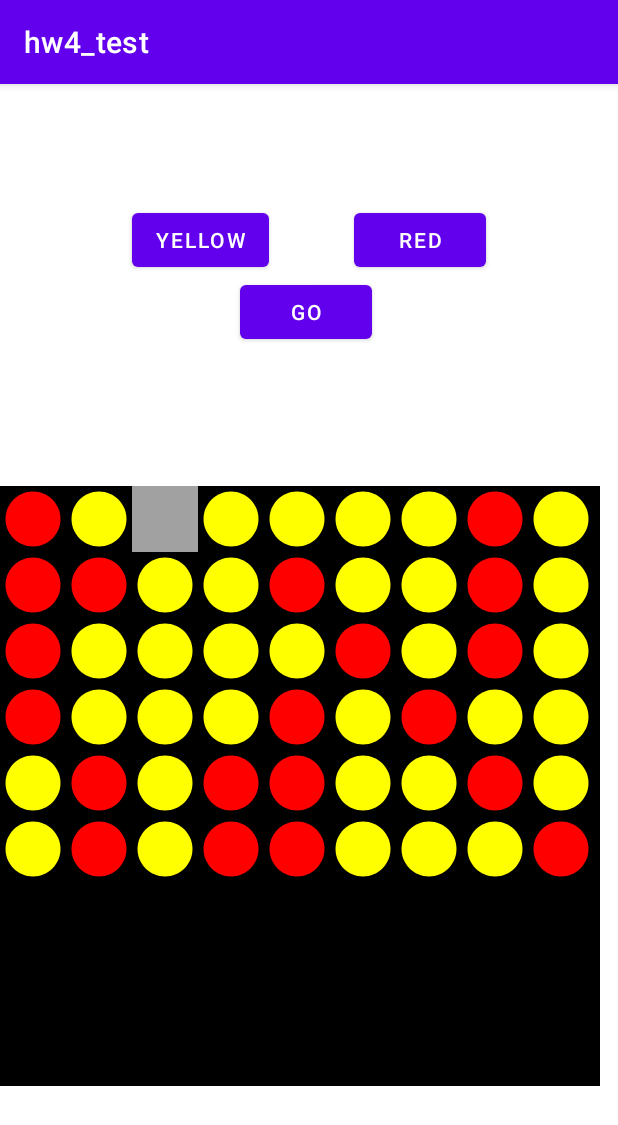
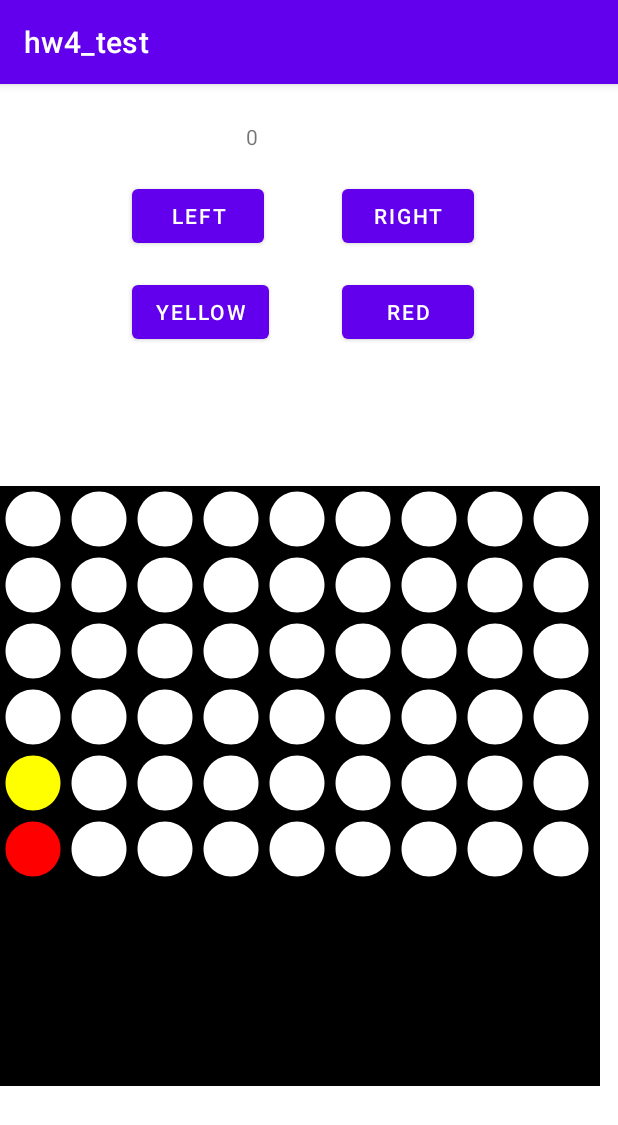
Before and after one commit to widekobe2248/CS4103, an Android app: the screen it shows after launch (MainActivity), after a tap on "YELLOW", on a phone screen of 412 x 824 dp. Shown: the top 1125 px of the screen. Run offline under Robolectric (Android 15) with nearby library versions, the phone set to English and light mode, and no system bars; 3 other taps on this screen came first.

Commit message:
Initial gameplay

```diff
--- a/app/src/main/java/com/example/hw4_test/MainActivity.kt
+++ b/app/src/main/java/com/example/hw4_test/MainActivity.kt
@@ -11,7 +11,8 @@ import androidx.gridlayout.widget.GridLayout
 import kotlin.random.Random
 
 class Board(val gridLayout: GridLayout) {
-    val board = mutableListOf<BoardItem>()
+    val board : MutableList<MutableList<BoardItem>> = ArrayList()
+
 //    val row
 }
 
@@ -25,7 +26,8 @@ class MainActivity : AppCompatActivity() {
         super.onCreate(savedInstanceState)
         setContentView(R.layout.activity_main)
 
-        var gridLayout = findViewById<GridLayout>(R.id.gridLayout)
+        val gridLayout = findViewById<GridLayout>(R.id.gridLayout)
+        val textView = findViewById<TextView>(R.id.textView)
 //        gridLayout?.setOn
 
         gridLayout.setBackgroundColor(ContextCompat.getColor(this, R.color.black))
@@ -36,18 +38,19 @@ class MainActivity : AppCompatActivity() {
         val board = Board(gridLayout)
 
         for (i in 0 until gridLayout.rowCount) {
+            board.board.add(mutableListOf<BoardItem>())
             for (j in 0 until gridLayout.columnCount) {
-                val tv: TextView = TextView(this)
+                val tv = TextView(this)
 
                 // just for testing, alternate color
-                if (Random.nextInt(0,2)%2==0) {
-                    tv.setBackgroundResource((R.drawable.ic_red_circle))
-                }
-                else {
-                    tv.setBackgroundResource((R.drawable.ic_yellow_circle))
-                }
+//                if (Random.nextInt(0,1)%2==0) {
+//                    tv.setBackgroundResource((R.drawable.ic_red_circle))
+//                }
+//                else {
+//                    tv.setBackgroundResource((R.drawable.ic_yellow_circle))
+//                }
 
-//                tv.setBackgroundResource(R.drawable.ic_black_circle)
+                tv.setBackgroundResource(R.drawable.ic_white_circle)
                 val param = GridLayout.LayoutParams()
 
                 // calculate the desired width and height
@@ -65,61 +68,67 @@ class MainActivity : AppCompatActivity() {
 
                 tv.layoutParams = param
 
-                board.board.add(BoardItem(tv))
+                board.board[i].add(BoardItem(tv))
                 board.gridLayout.addView(tv)
             }
         }
 
-        var i = 0
+        var j = 0
 
+        // red
         val button = findViewById<Button>(R.id.button)
         button?.setOnClickListener {
 
-//            sArr[i].tv.setBackgroundColor(ContextCompat.getColor(this, R.color.red))
-            board.board[i].state = 1
-            board.board[i].tv.setBackgroundResource(R.drawable.ic_red_circle)
+            var testRow = board.gridLayout.rowCount - 1
 
-            i++
-            if (i >= board.board.size) {
-                i = 0
+            // get the lowest empty tile or 0
+            while(board.board[testRow][j].state != 0) {
+                testRow--
+                if (testRow < 0) {
+                    testRow = 0
+                    break
+                }
             }
 
-            board.board[i].tv.setBackgroundColor(ContextCompat.getColor(this, R.color.grey))
-            board.board[i].state = 0
+            board.board[testRow][j].tv.setBackgroundResource(R.drawable.ic_red_circle)
+            board.board[testRow][j].state = 2
         }
 
+        // yellow
         val button2 = findViewById<Button>(R.id.button2)
         button2?.setOnClickListener {
+            var testRow = board.gridLayout.rowCount - 1
 
-//            sArr[i].tv.setBackgroundColor(ContextCompat.getColor(this, R.color.yellow))
-            board.board[i].state = 2
-
-            board.board[i].tv.setBackgroundResource(R.drawable.ic_yellow_circle)
-
-            i++
-            if (i >= board.board.size) {
-                i = 0
+            // get the lowest empty tile or 0
+            while(board.board[testRow][j].state != 0) {
+                testRow--
+                if (testRow < 0) {
+                    testRow = 0
+                    break
+                }
             }
 
-            board.board[i].tv.setBackgroundColor(ContextCompat.getColor(this, R.color.grey))
-            board.board[i].state = 0
+            board.board[testRow][j].tv.setBackgroundResource(R.drawable.ic_yellow_circle)
+            board.board[testRow][j].state = 2
         }
 
+        // right
         val button3 = findViewById<Button>(R.id.button3)
         button3?.setOnClickListener {
 
-//            sArr[i].tv.setBackgroundColor(ContextCompat.getColor(this, R.color.yellow))
-//            board.board[i].state = 2
-//
-//            board.board[i].tv.setBackgroundResource(R.drawable.ic_yellow_circle)
-//
-//            i++
-//            if (i >= board.board.size) {
-//                i = 0
-//            }
-//
-//            board.board[i].tv.setBackgroundColor(ContextCompat.getColor(this, R.color.grey))
-//            board.board[i].state = 0
+            j = if (j < board.gridLayout.columnCount-1) j+1 else 0
+
+            textView.text = j.toString()
+        }
+
+        // left
+        val button4 = findViewById<Button>(R.id.button4)
+        button4?.setOnClickListener {
+
+            j = if (j > 0 ) j-1 else board.gridLayout.columnCount - 1
+
+            textView.text = j.toString()
+
         }
 
 
--- /dev/null
+++ b/app/src/main/res/drawable/ic_white_circle.xml
@@ -0,0 +1,5 @@
+<vector android:height="24dp" android:tint="#FFFFFFFF"
+    android:viewportHeight="24" android:viewportWidth="24"
+    android:width="24dp" xmlns:android="http://schemas.android.com/apk/res/android">
+    <path android:fillColor="@android:color/white" android:pathData="M12,2C6.48,2 2,6.48 2,12s4.48,10 10,10 10,-4.48 10,-10S17.52,2 12,2z"/>
+</vector>
--- a/app/src/main/res/layout/activity_main.xml
+++ b/app/src/main/res/layout/activity_main.xml
@@ -21,9 +21,19 @@
         android:id="@+id/button"
         android:layout_width="wrap_content"
         android:layout_height="wrap_content"
-        android:layout_marginStart="236dp"
-        android:layout_marginTop="80dp"
+        android:layout_marginStart="228dp"
+        android:layout_marginTop="128dp"
         android:text="red"
+        app:layout_constraintStart_toStartOf="parent"
+        app:layout_constraintTop_toTopOf="parent" />
+
+    <Button
+        android:id="@+id/button4"
+        android:layout_width="wrap_content"
+        android:layout_height="wrap_content"
+        android:layout_marginStart="88dp"
+        android:layout_marginTop="64dp"
+        android:text="left"
         app:layout_constraintStart_toStartOf="parent"
         app:layout_constraintTop_toTopOf="parent" />
 
@@ -31,9 +41,9 @@
         android:id="@+id/button3"
         android:layout_width="wrap_content"
         android:layout_height="wrap_content"
-        android:layout_marginStart="160dp"
-        android:layout_marginTop="128dp"
-        android:text="GO"
+        android:layout_marginStart="228dp"
+        android:layout_marginTop="64dp"
+        android:text="right"
         app:layout_constraintStart_toStartOf="parent"
         app:layout_constraintTop_toTopOf="parent" />
 
@@ -42,8 +52,18 @@
         android:layout_width="wrap_content"
         android:layout_height="wrap_content"
         android:layout_marginStart="88dp"
-        android:layout_marginTop="80dp"
-        android:text="yellow"
+        android:layout_marginTop="128dp"
+        android:text="YELLOW"
+        app:layout_constraintStart_toStartOf="parent"
+        app:layout_constraintTop_toTopOf="parent" />
+
+    <TextView
+        android:id="@+id/textView"
+        android:layout_width="wrap_content"
+        android:layout_height="wrap_content"
+        android:layout_marginStart="164dp"
+        android:layout_marginTop="25dp"
+        android:text="TextView"
         app:layout_constraintStart_toStartOf="parent"
         app:layout_constraintTop_toTopOf="parent" />
 
```
